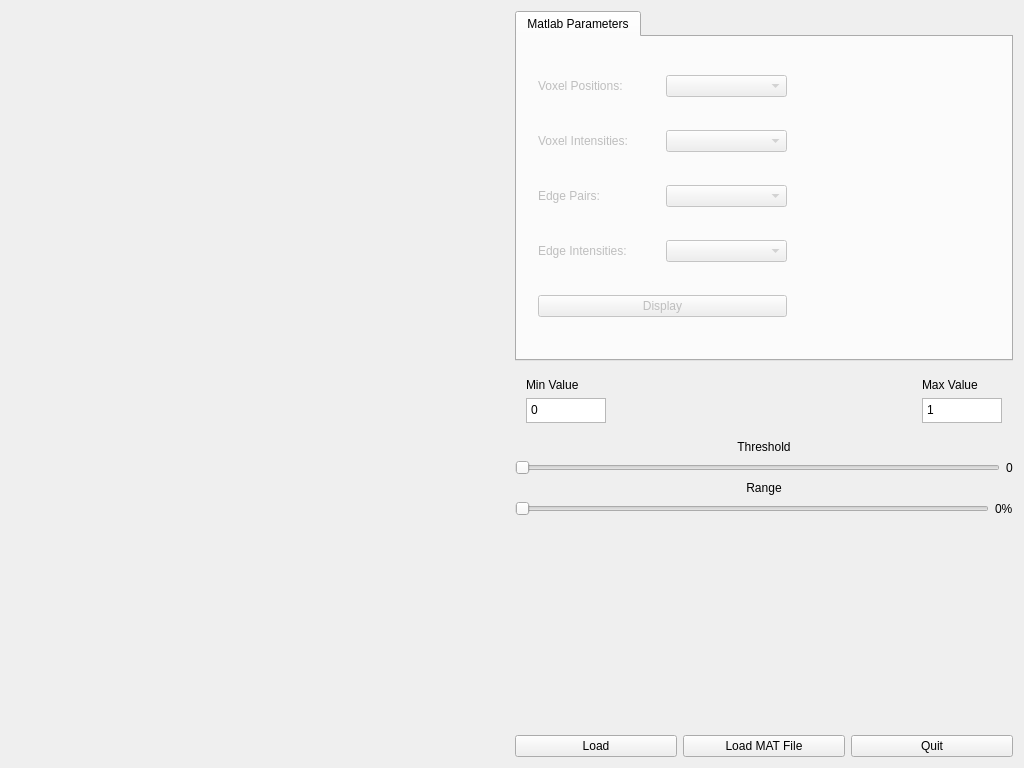
ImageLab/CEREBRA, file mainwindow.ui: the form before one commit.
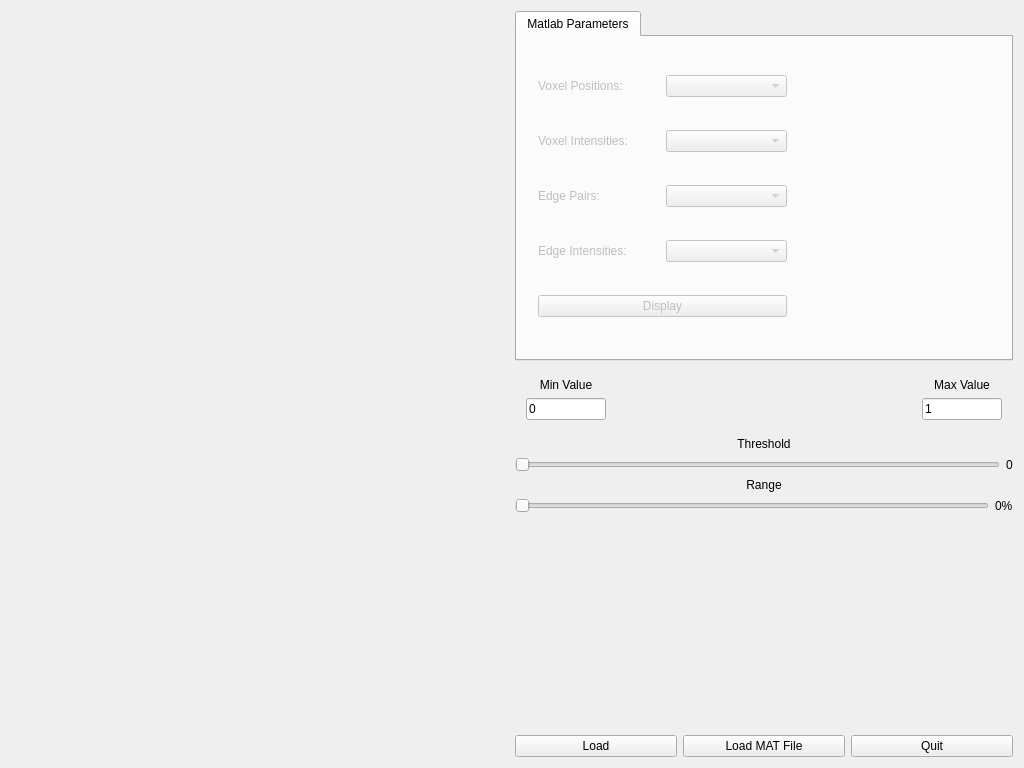
The form after the commit. Custom widgets are drawn as their Qt base class.

```diff
--- a/mainwindow.ui
+++ b/mainwindow.ui
@@ -174,12 +174,15 @@
                <property name="text">
                 <string>Min Value</string>
                </property>
+               <property name="alignment">
+                <set>Qt::AlignCenter</set>
+               </property>
               </widget>
              </item>
              <item>
-              <widget class="QPlainTextEdit" name="minValueTextField">
+              <widget class="QLineEdit" name="minValueTextField">
                <property name="sizePolicy">
-                <sizepolicy hsizetype="Preferred" vsizetype="Preferred">
+                <sizepolicy hsizetype="Fixed" vsizetype="Fixed">
                  <horstretch>0</horstretch>
                  <verstretch>0</verstretch>
                 </sizepolicy>
@@ -187,13 +190,10 @@
                <property name="maximumSize">
                 <size>
                  <width>80</width>
-                 <height>25</height>
+                 <height>16777215</height>
                 </size>
                </property>
-               <property name="readOnly">
-                <bool>false</bool>
-               </property>
-               <property name="plainText">
+               <property name="text">
                 <string>0</string>
                </property>
               </widget>
@@ -223,12 +223,15 @@
                <property name="text">
                 <string>Max Value</string>
                </property>
+               <property name="alignment">
+                <set>Qt::AlignCenter</set>
+               </property>
               </widget>
              </item>
              <item>
-              <widget class="QPlainTextEdit" name="maxValueTextField">
+              <widget class="QLineEdit" name="maxValueTextField">
                <property name="sizePolicy">
-                <sizepolicy hsizetype="Preferred" vsizetype="Preferred">
+                <sizepolicy hsizetype="Fixed" vsizetype="Fixed">
                  <horstretch>0</horstretch>
                  <verstretch>0</verstretch>
                 </sizepolicy>
@@ -236,10 +239,10 @@
                <property name="maximumSize">
                 <size>
                  <width>80</width>
-                 <height>25</height>
+                 <height>16777215</height>
                 </size>
                </property>
-               <property name="plainText">
+               <property name="text">
                 <string>1</string>
                </property>
               </widget>
```
Left out of the diff: 59 changed lines with no effect on the pictures.
